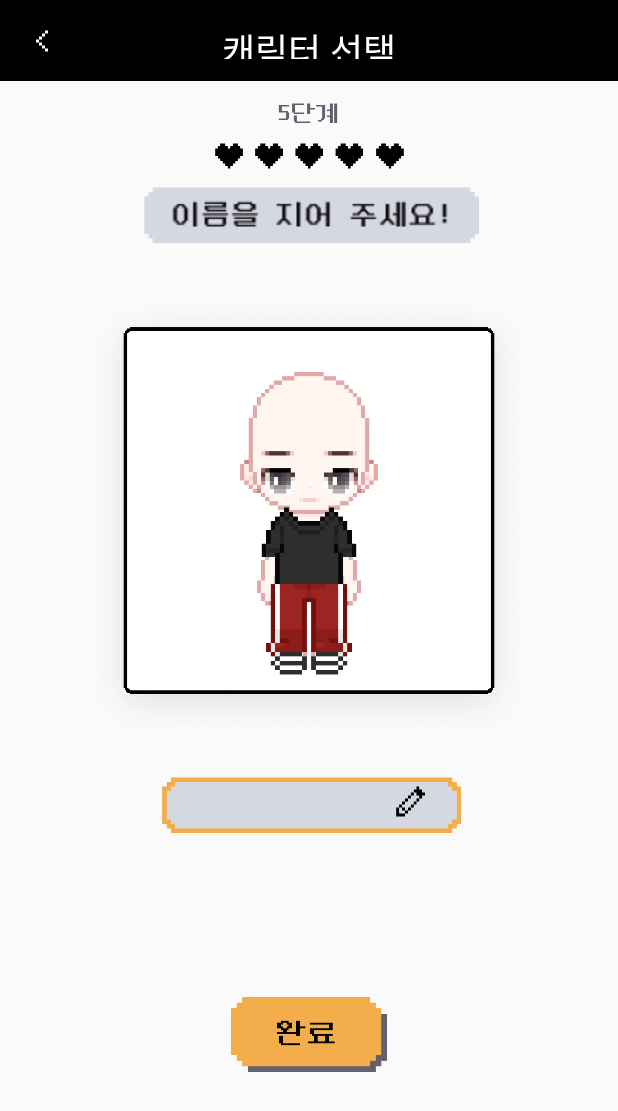
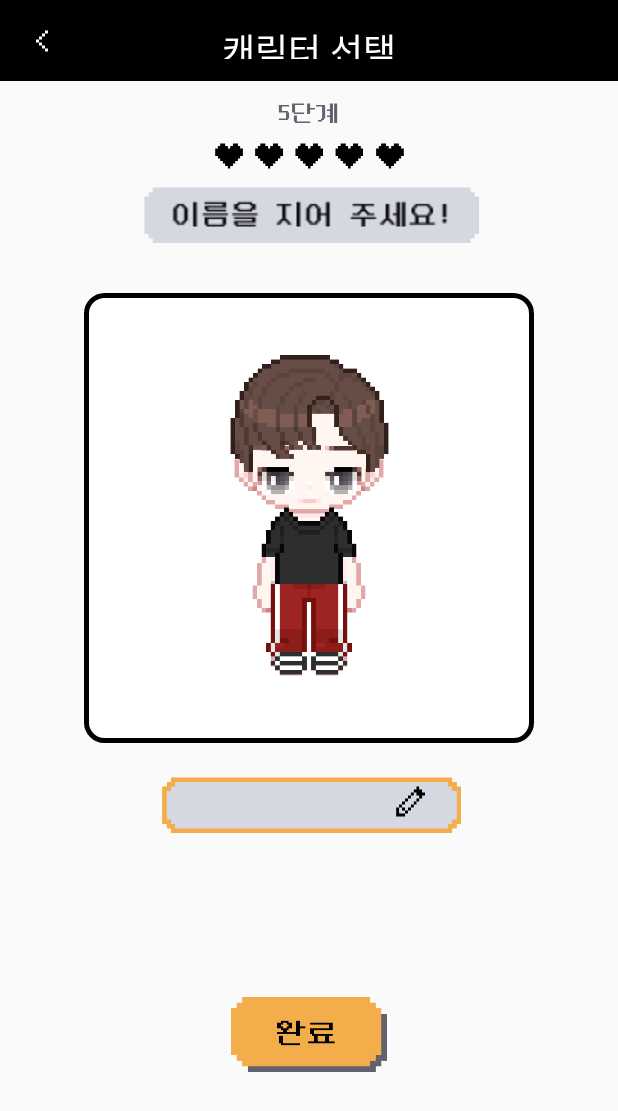
Before and after one commit to DEPthes/3rd-MVP-NoPlanB-Android, an Android app: the fragment NameSettingFragment shown on its own in the app's theme, on a phone screen of 412 x 824 dp. Shown: the top 1111 px of the screen. Run offline under Robolectric (Android 15) with nearby library versions, the phone set to English and light mode, and no system bars.

Commit message:
fix/character-setting-name
이름 부분 캐릭터 수정 및 화면 전환 추가

```diff
--- a/GrowMe/app/src/main/java/com/growme/growme/presentation/views/characterSetting/NameSettingFragment.kt
+++ b/GrowMe/app/src/main/java/com/growme/growme/presentation/views/characterSetting/NameSettingFragment.kt
@@ -1,5 +1,6 @@
 package com.growme.growme.presentation.views.characterSetting
 
+import android.content.Context
 import android.os.Bundle
 import android.view.LayoutInflater
 import android.view.View
@@ -11,10 +12,22 @@
     private val binding by lazy {
         FragmentNameSettingBinding.inflate(layoutInflater)
     }
+    lateinit var characterSettingActivity: CharacterSettingActivity
     override fun onCreateView(
         inflater: LayoutInflater, container: ViewGroup?,
         savedInstanceState: Bundle?
     ): View? {
+        binding.btnSubmit.setOnClickListener {
+            characterSettingActivity.replaceFragment(SettingCompleteFragment(), true)
+        }
+        binding.btnBack.setOnClickListener {
+            characterSettingActivity.replaceFragment(ClothesSettingFragment(), true)
+        }
+
         return binding.root
     }
+    override fun onAttach(context: Context) {
+        super.onAttach(context)
+        if (context is CharacterSettingActivity) characterSettingActivity = context
+    }
 }
--- a/GrowMe/app/src/main/res/layout/fragment_name_setting.xml
+++ b/GrowMe/app/src/main/res/layout/fragment_name_setting.xml
@@ -60,21 +60,38 @@
         android:id="@+id/img_ch_screen"
         android:layout_width="300dp"
         android:layout_height="300dp"
-        android:background="@drawable/img_character_screen"
-        android:src="@drawable/character_1"
-        android:scaleType="fitCenter"
-        android:padding="50dp"
+        android:background="@drawable/shape_corner_8"
         android:layout_marginTop="33dp"
         app:layout_constraintTop_toBottomOf="@id/img_ch5_name"
         app:layout_constraintStart_toStartOf="parent"
         app:layout_constraintEnd_toEndOf="parent" />
 
     <ImageView
+        android:id="@+id/layer_character"
+        android:layout_width="105dp"
+        android:layout_height="216dp"
+        android:background="@drawable/character_1"
+        app:layout_constraintTop_toTopOf="@id/img_ch_screen"
+        app:layout_constraintBottom_toBottomOf="@id/img_ch_screen"
+        app:layout_constraintStart_toStartOf="@id/img_ch_screen"
+        app:layout_constraintEnd_toEndOf="@id/img_ch_screen" />
+
+    <ImageView
         android:id="@+id/layer_face"
-        android:layout_width="70dp"
+        android:layout_width="75dp"
         android:layout_height="33dp"
         android:src="@drawable/face_mini_3"
         android:layout_marginTop="110dp"
+        app:layout_constraintTop_toTopOf="@id/img_ch_screen"
+        app:layout_constraintStart_toStartOf="@id/img_ch_screen"
+        app:layout_constraintEnd_toEndOf="@id/img_ch_screen" />
+
+    <ImageView
+        android:id="@+id/layer_hair"
+        android:layout_width="123dp"
+        android:layout_height="159dp"
+        android:background="@drawable/hair1_for_total_character"
+        android:layout_marginTop="35dp"
         app:layout_constraintTop_toTopOf="@id/img_ch_screen"
         app:layout_constraintStart_toStartOf="@id/img_ch_screen"
         app:layout_constraintEnd_toEndOf="@id/img_ch_screen" />
@@ -100,7 +117,7 @@
         app:layout_constraintEnd_toEndOf="parent"/>
 
     <ImageButton
-        android:id="@+id/btn_next"
+        android:id="@+id/btn_submit"
         android:layout_width="104dp"
         android:layout_height="50dp"
         android:background="@drawable/btn_submit"
```
